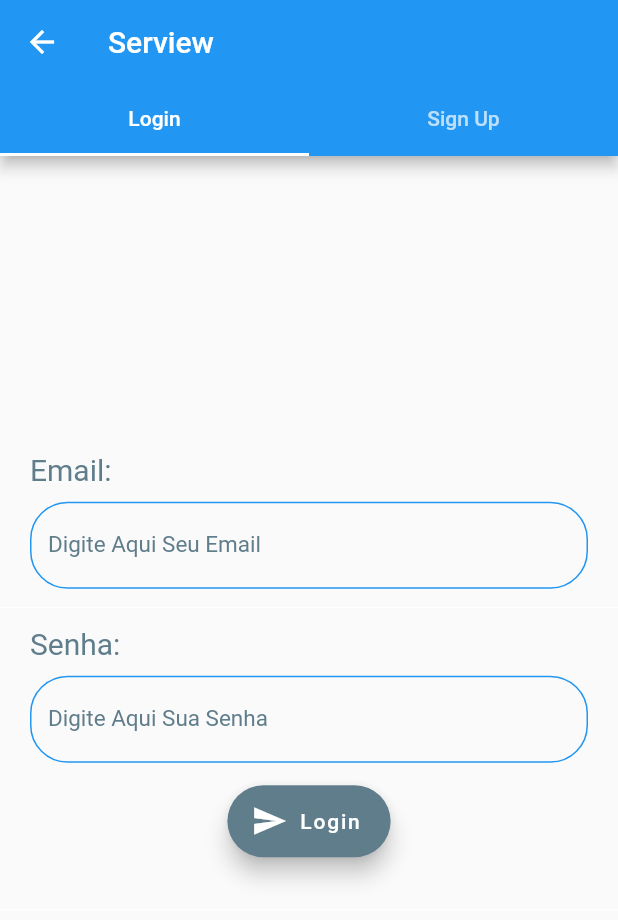
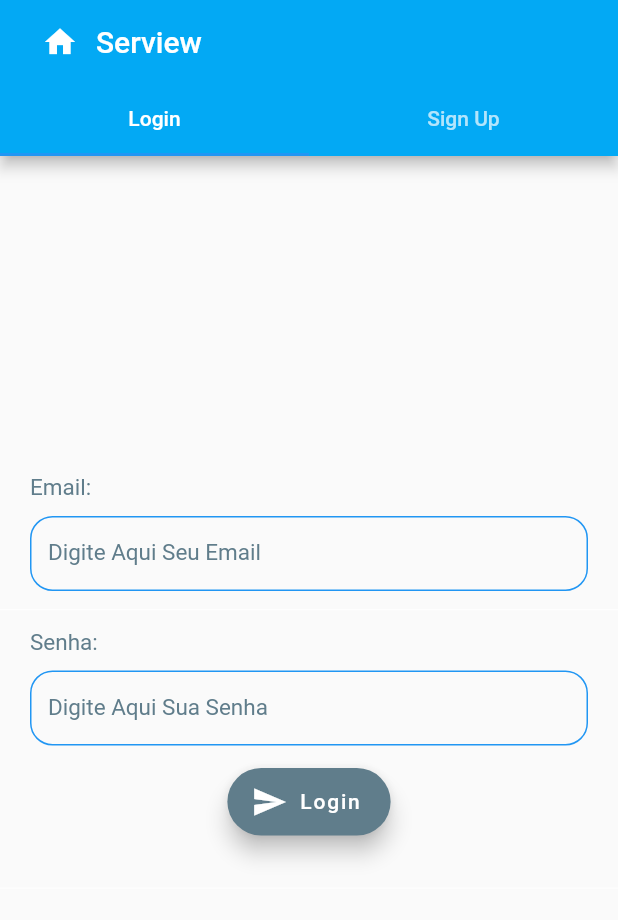
Before and after one commit to Beloin/serview, a Flutter app: the SignPage screen opened directly, on a phone screen of 412 x 824 dp. Shown: the top 920 px of the screen. Run offline on Flutter 3.47's test engine with Material 2 defaults, Android fonts, the light colour scheme and no system bars.

Commit message:
Alterações no design Sign Page

```diff
--- a/lib/main.dart
+++ b/lib/main.dart
@@ -3,5 +3,5 @@ import 'package:serview/ui/home_page.dart';
 import 'package:serview/ui/sign_page.dart';
 
 void main() => runApp(MaterialApp(
-      home: HomePage(),
+      home: SignPage(),
     ));
--- a/lib/ui/sign_page.dart
+++ b/lib/ui/sign_page.dart
@@ -1,5 +1,7 @@
 import 'package:flutter/material.dart';
 import 'package:flutter/services.dart';
+import 'package:serview/classes/classes.dart';
+import 'package:serview/ui/home_page.dart';
 
 class SignPage extends StatefulWidget {
   @override
@@ -7,6 +9,7 @@ class SignPage extends StatefulWidget {
 }
 
 class _SignPageState extends State<SignPage> {
+
   //Teste para Login:
   String _email;
   String _password;
@@ -18,6 +21,7 @@ class _SignPageState extends State<SignPage> {
   String _passwordSign2;
 
   double _hPadd = 20.0;
+  double _fontSize = 15.0;
 
   @override
   Widget build(BuildContext context) {
@@ -25,10 +29,20 @@ class _SignPageState extends State<SignPage> {
         length: 2,
         child: Scaffold(
           appBar: AppBar(
-            title: Text(
+            backgroundColor: Colors.lightBlue,
+            title: Row(children: <Widget>[
+              IconButton(icon: Icon(Icons.home),
+                onPressed: (){
+                  Navigator.push(context, MaterialPageRoute(
+                    builder: (context) => HomePage()
+                  ));
+                },
+              ),
+              Text(
               "Serview",
               style: TextStyle(fontSize: 20),
             ),
+            ],),
             bottom: TabBar(
               tabs: <Widget>[
                 Tab(
@@ -57,7 +71,7 @@ class _SignPageState extends State<SignPage> {
                           child: Text(
                             "Email:",
                             style: TextStyle(
-                                color: Colors.blueGrey, fontSize: 20.0),
+                                color: Colors.blueGrey, fontSize: _fontSize),
                           ),
                         ),
                       ],
@@ -81,7 +95,7 @@ class _SignPageState extends State<SignPage> {
                           child: Text(
                             "Senha:",
                             style: TextStyle(
-                                color: Colors.blueGrey, fontSize: 20.0),
+                                color: Colors.blueGrey, fontSize: _fontSize),
                           ),
                         ),
                       ],
@@ -113,8 +127,8 @@ class _SignPageState extends State<SignPage> {
                       child: Padding(
                         padding: EdgeInsets.symmetric(vertical: 5.0),
                         child: Container(
-                            width: 150.0,
-                            height: 150.0,
+                            width: 125.0,
+                            height: 125.0,
                             decoration: BoxDecoration(
                                 border:
                                     Border.all(color: Colors.blue, width: 3.0),
@@ -136,9 +150,9 @@ class _SignPageState extends State<SignPage> {
                           padding: EdgeInsets.symmetric(
                               horizontal: _hPadd, vertical: 5.0),
                           child: Text(
-                            "Nome Completo",
+                            "Nome Completo:",
                             style: TextStyle(
-                                color: Colors.blueGrey, fontSize: 20.0),
+                                color: Colors.blueGrey, fontSize: _fontSize),
                           ),
                         )
                       ],
@@ -149,7 +163,7 @@ class _SignPageState extends State<SignPage> {
                       child: _buildFieldText(
                         colorText: Colors.black,
                         onSubmitted: _name,
-                        label: "Digite Aqui Seu Nome Completo",
+                        label: "Digite Aqui Seu Nome Completo:",
                       ),
                     ),
                     Row(
@@ -159,9 +173,9 @@ class _SignPageState extends State<SignPage> {
                             padding: EdgeInsets.symmetric(
                                 horizontal: _hPadd, vertical: 5.0),
                             child: Text(
-                              "Seu Email",
+                              "Seu Email:",
                               style: TextStyle(
-                                  color: Colors.blueGrey, fontSize: 20.0),
+                                  color: Colors.blueGrey, fontSize: _fontSize),
                             ))
                       ],
                     ),
@@ -182,9 +196,9 @@ class _SignPageState extends State<SignPage> {
                             padding: EdgeInsets.symmetric(
                                 horizontal: _hPadd, vertical: 5.0),
                             child: Text(
-                              "Sua Senha",
+                              "Sua Senha:",
                               style: TextStyle(
-                                  color: Colors.blueGrey, fontSize: 20.0),
+                                  color: Colors.blueGrey, fontSize: _fontSize),
                             ))
                       ],
                     ),
@@ -204,9 +218,9 @@ class _SignPageState extends State<SignPage> {
                             padding: EdgeInsets.symmetric(
                                 horizontal: _hPadd, vertical: 5.0),
                             child: Text(
-                              "Sua Senha Novamente",
+                              "Sua Senha Novamente:",
                               style: TextStyle(
-                                  color: Colors.blueGrey, fontSize: 20.0),
+                                  color: Colors.blueGrey, fontSize: _fontSize),
                             ))
                       ],
                     ),
@@ -232,11 +246,14 @@ class _SignPageState extends State<SignPage> {
   }
 
   Widget _floatSent({label = "Label"}) {
-    return FloatingActionButton.extended(
+    return Container(
+      height: 45.0,
+      child: FloatingActionButton.extended(
         backgroundColor: Colors.blueGrey,
         onPressed: () {},
         label: Text(label),
-        icon: Icon(Icons.send));
+        icon: Icon(Icons.send))
+    );
   }
 
   Widget _buildFieldText(
@@ -246,23 +263,26 @@ class _SignPageState extends State<SignPage> {
       onSubmitted,
       obscureText = false,
       keyboardType = TextInputType.text}) {
-    return TextField(
+    return Container(
+      height: 50.0,
+      child: TextField(
       obscureText: obscureText,
       keyboardType: keyboardType,
       decoration: InputDecoration(
           border: OutlineInputBorder(
               borderSide: BorderSide(color: Colors.blue),
-              borderRadius: BorderRadius.circular(25.0)),
+              borderRadius: BorderRadius.circular(15.0)),
           labelText: label,
           labelStyle: TextStyle(color: Colors.blueGrey),
           enabledBorder: OutlineInputBorder(
               borderSide: BorderSide(color: Colors.blue),
-              borderRadius: BorderRadius.circular(25.0))),
+              borderRadius: BorderRadius.circular(15.0))),
       onSubmitted: (text) {
         onSubmitted = text;
         print(onSubmitted);
       },
       style: TextStyle(fontSize: fontSize, color: colorText),
+    )
     );
   }
 }
```
